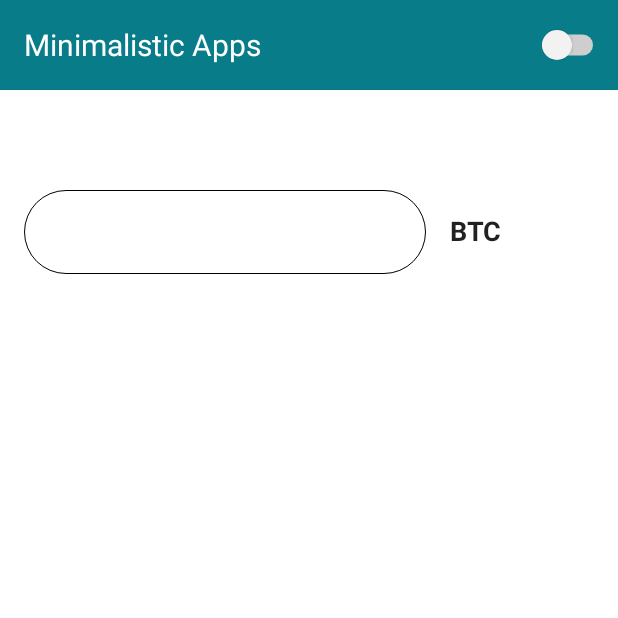
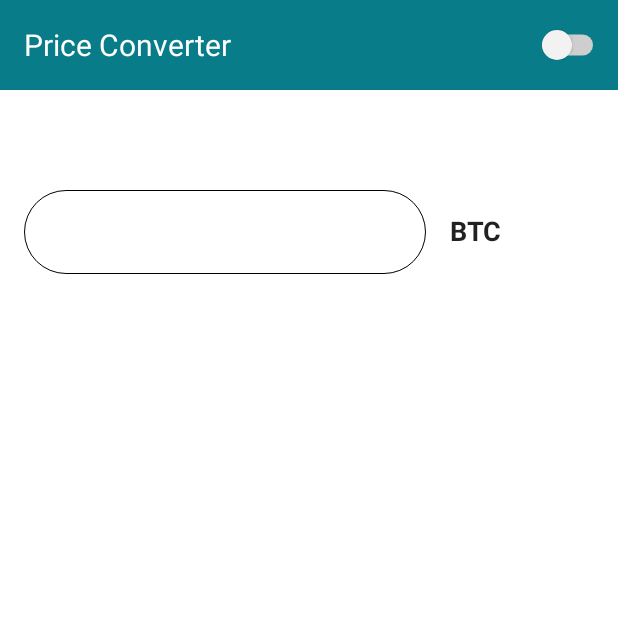
Before and after one commit to Minimalistic-Apps/price-converter, an Android app built with Jetpack Compose: the screen it shows after launch (MainActivity), on a phone screen of 412 x 824 dp, the top half of it. Run offline under Robolectric (Android 15) with nearby library versions, the phone set to English and light mode, and no system bars; our stand-ins replace Dagger/Hilt's generated code, Room's generated code, accompanist, livedata-compose; network calls fail.

Commit message:
fix invalid naming

```diff
--- a/app/src/main/res/values/strings.xml
+++ b/app/src/main/res/values/strings.xml
@@ -1,5 +1,5 @@
 <resources>
-    <string name="app_name">Minimalistic Apps</string>
+    <string name="app_name">Price Converter</string>
 
     <string name="dark_mode">Dark Mode</string>
     <string name="add">Add</string>
--- a/settings.gradle
+++ b/settings.gradle
@@ -23,5 +23,5 @@ dependencyResolutionManagement {
         mavenCentral()
     }
 }
-rootProject.name = "Minimalistic Apps"
+rootProject.name = "Price Converter"
 include ':app'
```
Also changed, not shown: 1 other file.
